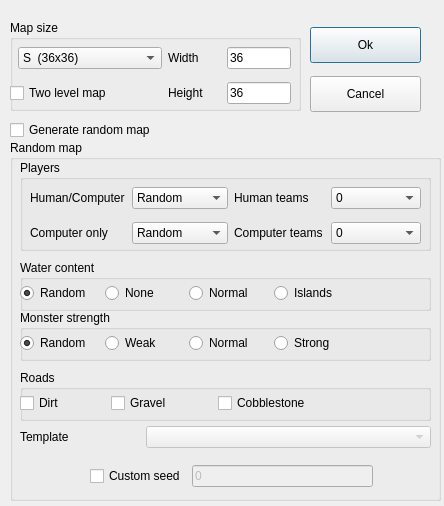
Before: the Qt Designer form mapeditor/windownewmap.ui in vcmi/vcmi, drawn with Qt 5.
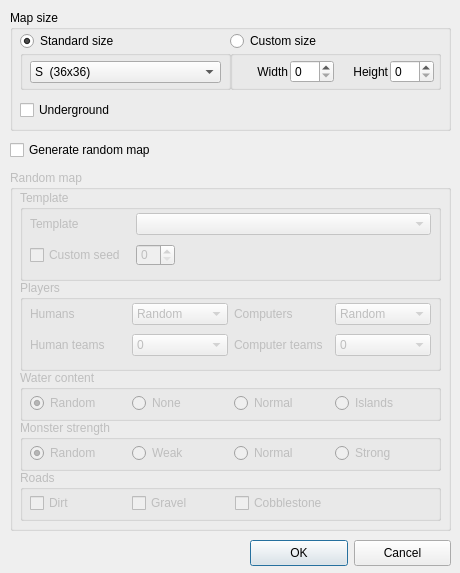
After: the same form once the commit is applied.

Commit message: Improved "Create new map" dialog for map editor (#5187)

Patch:
```diff
--- a/mapeditor/windownewmap.ui
+++ b/mapeditor/windownewmap.ui
@@ -6,8 +6,8 @@
    <rect>
     <x>0</x>
     <y>0</y>
-    <width>444</width>
-    <height>506</height>
+    <width>460</width>
+    <height>573</height>
    </rect>
   </property>
   <property name="sizePolicy">
@@ -38,36 +38,200 @@
    <property name="geometry">
     <rect>
      <x>10</x>
-     <y>20</y>
-     <width>291</width>
-     <height>91</height>
+     <y>10</y>
+     <width>441</width>
+     <height>121</height>
     </rect>
    </property>
    <property name="title">
     <string>Map size</string>
    </property>
-   <widget class="QWidget" name="layoutWidget1">
+   <widget class="QGroupBox" name="sizeGroup1">
     <property name="geometry">
      <rect>
-      <x>0</x>
+      <x>10</x>
+      <y>40</y>
+      <width>211</width>
+      <height>40</height>
+     </rect>
+    </property>
+    <property name="title">
+     <string/>
+    </property>
+    <property name="flat">
+     <bool>false</bool>
+    </property>
+    <property name="checkable">
+     <bool>false</bool>
+    </property>
+    <widget class="QWidget" name="layoutWidget">
+     <property name="geometry">
+      <rect>
+       <x>10</x>
+       <y>10</y>
+       <width>191</width>
+       <height>24</height>
+      </rect>
+     </property>
+     <layout class="QHBoxLayout" name="horizontalLayout_6">
+      <item>
+       <widget class="QComboBox" name="sizeCombo">
+        <property name="minimumSize">
+         <size>
+          <width>120</width>
+          <height>0</height>
+         </size>
+        </property>
+        <property name="maximumSize">
+         <size>
+          <width>200</width>
+          <height>16777215</height>
+         </size>
+        </property>
+        <item>
+         <property name="text">
+          <string>S  (36x36)</string>
+         </property>
+        </item>
+        <item>
+         <property name="text">
+          <string>M  (72x72)</string>
+         </property>
+        </item>
+        <item>
+         <property name="text">
+          <string>L  (108x108)</string>
+         </property>
+        </item>
+        <item>
+         <property name="text">
+          <string>XL (144x144)</string>
+         </property>
+        </item>
+        <item>
+         <property name="text">
+          <string>H  (180x180)</string>
+         </property>
+        </item>
+        <item>
+         <property name="text">
+          <string>XH (216x216)</string>
+         </property>
+        </item>
+        <item>
+         <property name="text">
+          <string>G  (252x252)</string>
+         </property>
+        </item>
+       </widget>
+      </item>
+     </layout>
+    </widget>
+   </widget>
+   <widget class="QGroupBox" name="sizeGroup2">
+    <property name="geometry">
+     <rect>
+      <x>220</x>
+      <y>40</y>
+      <width>211</width>
+      <height>40</height>
+     </rect>
+    </property>
+    <property name="title">
+     <string/>
+    </property>
+    <property name="flat">
+     <bool>false</bool>
+    </property>
+    <property name="checkable">
+     <bool>false</bool>
+    </property>
+    <widget class="QWidget" name="layoutWidget_2">
+     <property name="geometry">
+      <rect>
+       <x>10</x>
+       <y>10</y>
+       <width>194</width>
+       <height>24</height>
+      </rect>
+     </property>
+     <layout class="QHBoxLayout" name="horizontalLayout_7">
+      <item>
+       <widget class="QLabel" name="label">
+        <property name="minimumSize">
+         <size>
+          <width>48</width>
+          <height>0</height>
+         </size>
+        </property>
+        <property name="maximumSize">
+         <size>
+          <width>96</width>
+          <height>16777215</height>
+         </size>
+        </property>
+        <property name="text">
+         <string>Width</string>
+        </property>
+        <property name="alignment">
+         <set>Qt::AlignmentFlag::AlignRight|Qt::AlignmentFlag::AlignTrailing|Qt::AlignmentFlag::AlignVCenter</set>
+        </property>
+       </widget>
+      </item>
+      <item>
+       <widget class="QSpinBox" name="widthTxt">
+        <property name="maximum">
+         <number>999</number>
+        </property>
+        <property name="value">
+         <number>0</number>
+        </property>
+       </widget>
+      </item>
+      <item>
+       <widget class="QLabel" name="label_2">
+        <property name="minimumSize">
+         <size>
+          <width>48</width>
+          <height>0</height>
+         </size>
+        </property>
+        <property name="text">
+         <string>Height</string>
+        </property>
+        <property name="alignment">
+         <set>Qt::AlignmentFlag::AlignRight|Qt::AlignmentFlag::AlignTrailing|Qt::AlignmentFlag::AlignVCenter</set>
+        </property>
+       </widget>
+      </item>
+      <item>
+       <widget class="QSpinBox" name="heightTxt">
+        <property name="maximum">
+         <number>999</number>
+        </property>
+        <property name="value">
+         <number>0</number>
+        </property>
+       </widget>
+      </item>
+     </layout>
+    </widget>
+   </widget>
+   <widget class="QWidget" name="horizontalLayoutWidget">
+    <property name="geometry">
+     <rect>
+      <x>10</x>
       <y>20</y>
-      <width>281</width>
-      <height>73</height>
+      <width>211</width>
+      <height>22</height>
      </rect>
     </property>
-    <layout class="QGridLayout" name="gridLayout_2" columnstretch="3,0,1">
-     <item row="1" column="0">
-      <widget class="QCheckBox" name="twoLevelCheck">
-       <property name="text">
-        <string>Two level map</string>
-       </property>
-      </widget>
-     </item>
-     <item row="0" column="2">
-      <widget class="QLineEdit" name="widthTxt">
+    <layout class="QHBoxLayout" name="horizontalLayout_11">
+     <item>
+      <widget class="QRadioButton" name="sizeStandardRadio">
        <property name="maximumSize">
         <size>
-         <width>64</width>
+         <width>16777215</width>
          <height>16777215</height>
         </size>
        </property>
@@ -75,138 +239,63 @@
         <set>Qt::InputMethodHint::ImhDigitsOnly</set>
        </property>
        <property name="text">
-        <string notr="true">36</string>
+        <string>Standard size</string>
        </property>
-       <property name="maxLength">
-        <number>3</number>
+       <property name="checked">
+        <bool>true</bool>
        </property>
       </widget>
      </item>
-     <item row="1" column="1">
-      <widget class="QLabel" name="label_2">
+    </layout>
+   </widget>
+   <widget class="QWidget" name="horizontalLayoutWidget_2">
+    <property name="geometry">
+     <rect>
+      <x>220</x>
+      <y>20</y>
+      <width>211</width>
+      <height>22</height>
+     </rect>
+    </property>
+    <layout class="QHBoxLayout" name="horizontalLayout_12">
+     <item>
+      <widget class="QRadioButton" name="sizeCustomRadio">
        <property name="text">
-        <string>Height</string>
+        <string>Custom size</string>
        </property>
       </widget>
      </item>
-     <item row="1" column="2">
-      <widget class="QLineEdit" name="heightTxt">
-       <property name="maximumSize">
-        <size>
-         <width>64</width>
-         <height>16777215</height>
-        </size>
-       </property>
-       <property name="inputMethodHints">
-        <set>Qt::InputMethodHint::ImhDigitsOnly</set>
-       </property>
-       <property name="text">
-        <string notr="true">36</string>
-       </property>
-       <property name="maxLength">
-        <number>3</number>
-       </property>
-      </widget>
-     </item>
-     <item row="0" column="1">
-      <widget class="QLabel" name="label">
-       <property name="minimumSize">
-        <size>
-         <width>48</width>
-         <height>0</height>
-        </size>
-       </property>
-       <property name="maximumSize">
-        <size>
-         <width>96</width>
-         <height>16777215</height>
-        </size>
-       </property>
-       <property name="text">
-        <string>Width</string>
-       </property>
-      </widget>
-     </item>
-     <item row="0" column="0">
-      <layout class="QHBoxLayout" name="horizontalLayout_4">
-       <item>
-        <spacer name="horizontalSpacer_5">
-         <property name="orientation">
-          <enum>Qt::Orientation::Horizontal</enum>
-         </property>
-         <property name="sizeType">
-          <enum>QSizePolicy::Policy::Fixed</enum>
-         </property>
-         <property name="sizeHint" stdset="0">
-          <size>
-           <width>8</width>
-           <height>20</height>
-          </size>
-         </property>
-        </spacer>
-       </item>
-       <item>
-        <widget class="QComboBox" name="sizeCombo">
-         <property name="minimumSize">
-          <size>
-           <width>96</width>
-           <height>0</height>
-          </size>
-         </property>
-         <property name="maximumSize">
-          <size>
-           <width>144</width>
-           <height>16777215</height>
-          </size>
-         </property>
-         <item>
-          <property name="text">
-           <string>S  (36x36)</string>
-          </property>
-         </item>
-         <item>
-          <property name="text">
-           <string>M  (72x72)</string>
-          </property>
-         </item>
-         <item>
-          <property name="text">
-           <string>L  (108x108)</string>
-          </property>
-         </item>
-         <item>
-          <property name="text">
-           <string>XL (144x144)</string>
-          </property>
-         </item>
-         <item>
-          <property name="text">
-           <string>H  (180x180)</string>
-          </property>
-         </item>
-         <item>
-          <property name="text">
-           <string>XH (216x216)</string>
-          </property>
-         </item>
-         <item>
-          <property name="text">
-           <string>G  (252x252)</string>
-          </property>
-         </item>
-        </widget>
-       </item>
-      </layout>
-     </item>
     </layout>
    </widget>
+   <widget class="QCheckBox" name="twoLevelCheck">
+    <property name="geometry">
+     <rect>
+      <x>10</x>
+      <y>90</y>
+      <width>277</width>
+      <height>20</height>
+     </rect>
+    </property>
+    <property name="minimumSize">
+     <size>
+      <width>96</width>
+      <height>0</height>
+     </size>
+    </property>
+    <property name="text">
+     <string>Underground</string>
+    </property>
+   </widget>
   </widget>
-  <widget class="QGroupBox" name="groupBox_5">
+  <widget class="QGroupBox" name="randomOptions">
+   <property name="enabled">
+    <bool>false</bool>
+   </property>
    <property name="geometry">
     <rect>
      <x>10</x>
-     <y>140</y>
-     <width>431</width>
+     <y>170</y>
+     <width>441</width>
      <height>361</height>
     </rect>
    </property>
@@ -223,8 +312,8 @@
     <property name="geometry">
      <rect>
       <x>10</x>
-      <y>20</y>
-      <width>411</width>
+      <y>110</y>
+      <width>421</width>
       <height>91</height>
      </rect>
     </property>
@@ -236,72 +325,16 @@
       <rect>
        <x>10</x>
        <y>20</y>
-       <width>391</width>
-       <height>72</height>
+       <width>401</width>
+       <height>61</height>
       </rect>
      </property>
      <layout class="QGridLayout" name="gridLayout" columnstretch="0,0,0,0">
-      <item row="1" column="1">
-       <widget class="QComboBox" name="cpuCombo">
-        <item>
-         <property name="text">
-          <string>Random</string>
-         </property>
-        </item>
-        <item>
-         <property name="text">
-          <string notr="true">0</string>
-         </property>
-        </item>
-        <item>
-         <property name="text">
-          <string notr="true">1</string>
-         </property>
-        </item>
-        <item>
-         <property name="text">
-          <string notr="true">2</string>
-         </property>
-        </item>
-        <item>
-         <property name="text">
-          <string notr="true">3</string>
-         </property>
-        </item>
-        <item>
-         <property name="text">
-          <string notr="true">4</string>
-         </property>
-        </item>
-        <item>
-         <property name="text">
-          <string notr="true">5</string>
-         </property>
-        </item>
-        <item>
-         <property name="text">
-          <string notr="true">6</string>
-         </property>
-        </item>
-        <item>
-         <property name="text">
-          <string notr="true">7</string>
-         </property>
-        </item>
-       </widget>
-      </item>
-      <item row="1" column="0">
-       <widget class="QLabel" name="label_4">
-        <property name="text">
-         <string>Computer only</string>
-        </property>
-       </widget>
-      </item>
       <item row="0" column="1">
        <widget class="QComboBox" name="humanCombo">
         <property name="minimumSize">
          <size>
-          <width>96</width>
+          <width>90</width>
           <height>0</height>
          </size>
         </property>
@@ -362,7 +395,7 @@
        <widget class="QLabel" name="label_3">
         <property name="minimumSize">
          <size>
-          <width>96</width>
+          <width>90</width>
           <height>0</height>
          </size>
         </property>
@@ -373,38 +406,7 @@
          </size>
         </property>
         <property name="text">
-         <string>Human/Computer</string>
-        </property>
-       </widget>
-      </item>
-      <item row="0" column="3">
-       <widget class="QComboBox" name="humanTeamsCombo">
-        <property name="minimumSize">
-         <size>
-          <width>0</width>
-          <height>0</height>
-         </size>
-        </property>
-        <property name="maximumSize">
-         <size>
-          <width>16777215</width>
-          <height>16777215</height>
-         </size>
-        </property>
-        <property name="currentText">
-         <string notr="true">0</string>
-        </property>
-        <item>
-         <property name="text">
-          <string notr="true">0</string>
-         </property>
-        </item>
-       </widget>
-      </item>
-      <item row="0" column="2">
-       <widget class="QLabel" name="label_6">
-        <property name="text">
-         <string>Human teams</string>
+         <string>Humans</string>
         </property>
        </widget>
       </item>
@@ -427,6 +429,99 @@
         </property>
        </widget>
       </item>
+      <item row="1" column="0">
+       <widget class="QLabel" name="label_6">
+        <property name="minimumSize">
+         <size>
+          <width>90</width>
+          <height>0</height>
+         </size>
+        </property>
+        <property name="text">
+         <string>Human teams</string>
+        </property>
+       </widget>
+      </item>
+      <item row="1" column="1">
+       <widget class="QComboBox" name="humanTeamsCombo">
+        <property name="minimumSize">
+         <size>
+          <width>90</width>
+          <height>0</height>
+         </size>
+        </property>
+        <property name="maximumSize">
+         <size>
+          <width>16777215</width>
+          <height>16777215</height>
+         </size>
+        </property>
+        <property name="currentText">
+         <string notr="true">0</string>
+        </property>
+        <item>
+         <property name="text">
+          <string notr="true">0</string>
+         </property>
+        </item>
+       </widget>
+      </item>
+      <item row="0" column="2">
+       <widget class="QLabel" name="label_4">
+        <property name="text">
+         <string>Computers</string>
+        </property>
+       </widget>
+      </item>
+      <item row="0" column="3">
+       <widget class="QComboBox" name="cpuCombo">
+        <item>
+         <property name="text">
+          <string>Random</string>
+         </property>
+        </item>
+        <item>
+         <property name="text">
+          <string notr="true">0</string>
+         </property>
+        </item>
+        <item>
+         <property name="text">
+          <string notr="true">1</string>
+         </property>
+        </item>
+        <item>
+         <property name="text">
+          <string notr="true">2</string>
+         </property>
+        </item>
+        <item>
+         <property name="text">
+          <string notr="true">3</string>
+         </property>
+        </item>
+        <item>
+         <property name="text">
+          <string notr="true">4</string>
+         </property>
+        </item>
+        <item>
+         <property name="text">
+          <string notr="true">5</string>
+         </property>
+        </item>
+        <item>
+         <property name="text">
+          <string notr="true">6</string>
+         </property>
+        </item>
+        <item>
+         <property name="text">
+          <string notr="true">7</string>
+         </property>
+        </item>
+       </widget>
+      </item>
      </layout>
     </widget>
    </widget>
@@ -434,8 +529,8 @@
     <property name="geometry">
      <rect>
       <x>10</x>
-      <y>170</y>
-      <width>411</width>
+      <y>250</y>
+      <width>421</width>
       <height>51</height>
      </rect>
     </property>
@@ -445,13 +540,13 @@
     <widget class="QWidget" name="layoutWidget3">
      <property name="geometry">
       <rect>
-       <x>0</x>
+       <x>10</x>
        <y>20</y>
-       <width>411</width>
+       <width>401</width>
        <height>26</height>
       </rect>
      </property>
-     <layout class="QHBoxLayout" name="horizontalLayout" stretch="1,1,1,1,1">
+     <layout class="QHBoxLayout" name="horizontalLayout" stretch="1,1,1,1">
       <item>
        <widget class="QRadioButton" name="monsterOpt1">
         <property name="sizePolicy">
@@ -460,6 +555,12 @@
           <verstretch>0</verstretch>
          </sizepolicy>
         </property>
+        <property name="minimumSize">
+         <size>
+          <width>90</width>
+          <height>0</height>
+         </size>
+        </property>
         <property name="maximumSize">
          <size>
           <width>16777215</width>
@@ -482,6 +583,12 @@
           <verstretch>0</verstretch>
          </sizepolicy>
         </property>
+        <property name="minimumSize">
+         <size>
+          <width>90</width>
+          <height>0</height>
+         </size>
+        </property>
         <property name="maximumSize">
          <size>
           <width>120</width>
@@ -501,6 +608,12 @@
           <verstretch>0</verstretch>
          </sizepolicy>
         </property>
+        <property name="minimumSize">
+         <size>
+          <width>90</width>
+          <height>0</height>
+         </size>
+        </property>
         <property name="maximumSize">
          <size>
           <width>120</width>
@@ -520,6 +633,12 @@
           <verstretch>0</verstretch>
          </sizepolicy>
         </property>
+        <property name="minimumSize">
+         <size>
+          <width>90</width>
+          <height>0</height>
+         </size>
+        </property>
         <property name="maximumSize">
          <size>
           <width>120</width>
@@ -531,31 +650,6 @@
         </property>
        </widget>
       </item>
-      <item>
-       <spacer name="horizontalSpacer_2">
-        <property name="sizePolicy">
-         <sizepolicy hsizetype="Minimum" vsizetype="Minimum">
-          <horstretch>0</horstretch>
-          <verstretch>0</verstretch>
-         </sizepolicy>
-        </property>
-        <property name="maximumSize">
-         <size>
-          <width>16777215</width>
-          <height>16777215</height>
-         </size>
-        </property>
-        <property name="orientation">
-         <enum>Qt::Orientation::Horizontal</enum>
-        </property>
-        <property name="sizeHint" stdset="0">
-         <size>
-          <width>40</width>
-          <height>20</height>
-         </size>
-        </property>
-       </spacer>
-      </item>
      </layout>
     </widget>
    </widget>
@@ -563,8 +657,8 @@
     <property name="geometry">
      <rect>
       <x>10</x>
-      <y>120</y>
-      <width>411</width>
+      <y>200</y>
+      <width>421</width>
       <height>51</height>
      </rect>
     </property>
@@ -586,13 +680,13 @@
     <widget class="QWidget" name="layoutWidget4">
      <property name="geometry">
       <rect>
-       <x>0</x>
+       <x>10</x>
        <y>20</y>
-       <width>411</width>
+       <width>401</width>
        <height>26</height>
       </rect>
      </property>
-     <layout class="QHBoxLayout" name="horizontalLayout_2" stretch="1,1,1,1,1">
+     <layout class="QHBoxLayout" name="horizontalLayout_2" stretch="1,1,1,1">
       <item>
        <widget class="QRadioButton" name="waterOpt1">
         <property name="sizePolicy">
@@ -601,6 +695,12 @@
           <verstretch>0</verstretch>
          </sizepolicy>
         </property>
+        <property name="minimumSize">
+         <size>
+          <width>90</width>
+          <height>0</height>
+         </size>
+        </property>
         <property name="maximumSize">
          <size>
           <width>144</width>
@@ -623,6 +723,12 @@
           <verstretch>0</verstretch>
          </sizepolicy>
         </property>
+        <property name="minimumSize">
+         <size>
+          <width>90</width>
+          <height>0</height>
+         </size>
+        </property>
         <property name="maximumSize">
          <size>
           <width>144</width>
@@ -642,6 +748,12 @@
           <verstretch>0</verstretch>
          </sizepolicy>
         </property>
+        <property name="minimumSize">
+         <size>
+          <width>90</width>
+          <height>0</height>
+         </size>
+        </property>
         <property name="maximumSize">
          <size>
           <width>144</width>
@@ -661,6 +773,12 @@
           <verstretch>0</verstretch>
          </sizepolicy>
         </property>
+        <property name="minimumSize">
+         <size>
+          <width>90</width>
+          <height>0</height>
+         </size>
+        </property>
         <property name="maximumSize">
          <size>
           <width>144</width>
@@ -672,19 +790,6 @@
         </property>
        </widget>
       </item>
-      <item>
-       <spacer name="horizontalSpacer">
-        <property name="orientation">
-         <enum>Qt::Orientation::Horizontal</enum>
-        </property>
-        <property name="sizeHint" stdset="0">
-         <size>
-          <width>40</width>
-          <height>20</height>
-         </size>
-        </property>
-       </spacer>
-      </item>
      </layout>
     </widget>
    </widget>
@@ -692,8 +797,8 @@
     <property name="geometry">
      <rect>
       <x>10</x>
-      <y>230</y>
-      <width>411</width>
+      <y>300</y>
+      <width>421</width>
       <height>51</height>
      </rect>
     </property>
@@ -715,68 +820,63 @@
     <widget class="QWidget" name="layoutWidget4_2">
      <property name="geometry">
       <rect>
-       <x>0</x>
+       <x>10</x>
        <y>20</y>
-       <width>411</width>
+       <width>401</width>
        <height>26</height>
       </rect>
      </property>
-     <layout class="QHBoxLayout" name="horizontalLayout_5" stretch="0,0,0,0,0,1">
+     <layout class="QHBoxLayout" name="horizontalLayout_5" stretch="0,0,0,0">
       <item>
        <widget class="QCheckBox" name="roadDirt">
+        <property name="minimumSize">
+         <size>
+          <width>90</width>
+          <height>0</height>
+         </size>
+        </property>
         <property name="text">
          <string>Dirt</string>
         </property>
        </widget>
       </item>
-      <item>
-       <spacer name="horizontalSpacer_4">
-        <property name="orientation">
-         <enum>Qt::Orientation::Horizontal</enum>
-        </property>
-        <property name="sizeHint" stdset="0">
-         <size>
-          <width>40</width>
-          <height>20</height>
-         </size>
-        </property>
-       </spacer>
-      </item>
       <item>
        <widget class="QCheckBox" name="roadGravel">
+        <property name="minimumSize">
+         <size>
+          <width>90</width>
+          <height>0</height>
+         </size>
+        </property>
         <property name="text">
          <string>Gravel</string>
         </property>
        </widget>
       </item>
-      <item>
-       <spacer name="horizontalSpacer_6">
-        <property name="orientation">
-         <enum>Qt::Orientation::Horizontal</enum>
-        </property>
-        <property name="sizeHint" stdset="0">
-         <size>
-          <width>40</width>
-          <height>20</height>
-         </size>
-        </property>
-       </spacer>
-      </item>
       <item>
        <widget class="QCheckBox" name="roadCobblestone">
+        <property name="minimumSize">
+         <size>
+          <width>90</width>
+          <height>0</height>
+         </size>
+        </property>
         <property name="text">
          <string>Cobblestone</string>
         </property>
        </widget>
       </item>
       <item>
-       <spacer name="horizontalSpacer_3">
+       <spacer name="horizontalSpacer">
         <property name="orientation">
          <enum>Qt::Orientation::Horizontal</enum>
         </property>
+        <property name="sizeType">
+         <enum>QSizePolicy::Policy::Fixed</enum>
+        </property>
         <property name="sizeHint" stdset="0">
          <size>
-          <width>40</width>
+          <width>100</width>
           <height>20</height>
          </size>
         </property>
@@ -785,89 +885,108 @@
      </layout>
     </widget>
    </widget>
-   <widget class="QWidget" name="layoutWidget5">
+   <widget class="QGroupBox" name="groupBox_5">
     <property name="geometry">
      <rect>
       <x>10</x>
-      <y>280</y>
-      <width>411</width>
-      <height>34</height>
+      <y>20</y>
+      <width>421</width>
+      <height>91</height>
      </rect>
     </property>
-    <layout class="QHBoxLayout" name="horizontalLayout_3">
-     <item>
-      <widget class="QLabel" name="label_5">
-       <property name="sizePolicy">
-        <sizepolicy hsizetype="Preferred" vsizetype="Expanding">
-         <horstretch>0</horstretch>
-         <verstretch>0</verstretch>
-        </sizepolicy>
-       </property>
-       <property name="maximumSize">
-        <size>
-         <width>120</width>
-         <height>16777215</height>
-        </size>
-       </property>
-       <property name="text">
-        <string>Template</string>
-       </property>
-      </widget>
-     </item>
-     <item>
-      <widget class="QComboBox" name="templateCombo">
-       <property name="enabled">
-        <bool>false</bool>
-       </property>
-       <property name="currentText">
-        <string notr="true"/>
-       </property>
-       <property name="currentIndex">
-        <number>-1</number>
-       </property>
-      </widget>
-     </item>
-    </layout>
-   </widget>
-   <widget class="QWidget" name="layoutWidget">
-    <property name="geometry">
-     <rect>
-      <x>80</x>
-      <y>320</y>
-      <width>283</width>
-      <height>33</height>
-     </rect>
+    <property name="title">
+     <string>Template</string>
     </property>
-    <layout class="QHBoxLayout" name="horizontalLayout_6">
-     <item>
-      <widget class="QCheckBox" name="checkSeed">
-       <property name="text">
-        <string>Custom seed</string>
-       </property>
-      </widget>
-     </item>
-     <item>
-      <widget class="QLineEdit" name="lineSeed">
-       <property name="enabled">
-        <bool>false</bool>
-       </property>
-       <property name="inputMethodHints">
-        <set>Qt::InputMethodHint::ImhDigitsOnly</set>
-       </property>
-       <property name="text">
-        <string>0</string>
-       </property>
-      </widget>
-     </item>
-    </layout>
+    <widget class="QWidget" name="layoutWidget2_2">
+     <property name="geometry">
+      <rect>
+       <x>10</x>
+       <y>20</y>
+       <width>401</width>
+       <height>61</height>
+      </rect>
+     </property>
+     <layout class="QGridLayout" name="gridLayout_3" columnstretch="0,0">
+      <item row="0" column="0">
+       <widget class="QLabel" name="label_5">
+        <property name="minimumSize">
+         <size>
+          <width>100</width>
+          <height>0</height>
+         </size>
+        </property>
+        <property name="maximumSize">
+         <size>
+          <width>120</width>
+          <height>16777215</height>
+         </size>
+        </property>
+        <property name="text">
+         <string>Template</string>
+        </property>
+       </widget>
+      </item>
+      <item row="0" column="1">
+       <widget class="QComboBox" name="templateCombo">
+        <property name="enabled">
+         <bool>true</bool>
+        </property>
+        <property name="sizePolicy">
+         <sizepolicy hsizetype="Expanding" vsizetype="Fixed">
+          <horstretch>0</horstretch>
+          <verstretch>0</verstretch>
+         </sizepolicy>
+        </property>
+        <property name="currentText">
+         <string notr="true"/>
+        </property>
+        <property name="currentIndex">
+         <number>-1</number>
+        </property>
+       </widget>
+      </item>
+      <item row="1" column="0">
+       <widget class="QCheckBox" name="checkSeed">
+        <property name="minimumSize">
+         <size>
+          <width>90</width>
+          <height>0</height>
+         </size>
+        </property>
+        <property name="maximumSize">
+         <size>
+          <width>120</width>
+          <height>16777215</height>
+         </size>
+        </property>
+        <property name="text">
+         <string>Custom seed</string>
+        </property>
+       </widget>
+      </item>
+      <item row="1" column="1">
+       <widget class="QSpinBox" name="lineSeed">
+        <property name="maximumSize">
+         <size>
+          <width>39</width>
+          <height>22</height>
+         </size>
+        </property>
+        <property name="maximum">
+         <number>999</number>
+        </property>
+       </widget>
+      </item>
+     </layout>
+    </widget>
    </widget>
   </widget>
   <widget class="QCheckBox" name="randomMapCheck">
    <property name="geometry">
     <rect>
      <x>10</x>
-     <y>120</y>
-     <width>291</width>
+     <y>140</y>
+     <width>441</width>
      <height>20</height>
     </rect>
    </property>
@@ -878,13 +997,13 @@
   <widget class="QWidget" name="layoutWidget6">
    <property name="geometry">
     <rect>
-     <x>310</x>
-     <y>20</y>
-     <width>111</width>
-     <height>101</height>
+     <x>250</x>
+     <y>540</y>
+     <width>201</width>
+     <height>26</height>
     </rect>
    </property>
-   <layout class="QVBoxLayout" name="verticalLayout">
+   <layout class="QHBoxLayout" name="horizontalLayout_3">
     <item>
      <widget class="QPushButton" name="okButton">
       <property name="sizePolicy">
@@ -893,12 +1012,6 @@
         <verstretch>0</verstretch>
        </sizepolicy>
       </property>
-      <property name="minimumSize">
-       <size>
-        <width>0</width>
-        <height>36</height>
-       </size>
-      </property>
       <property name="maximumSize">
        <size>
         <width>16777215</width>
@@ -906,7 +1019,7 @@
        </size>
       </property>
       <property name="text">
-       <string>Ok</string>
+       <string>OK</string>
       </property>
      </widget>
     </item>
```
Left out of the diff: 12 changed lines with no effect on the pictures. The commit also changes 7 other files.
